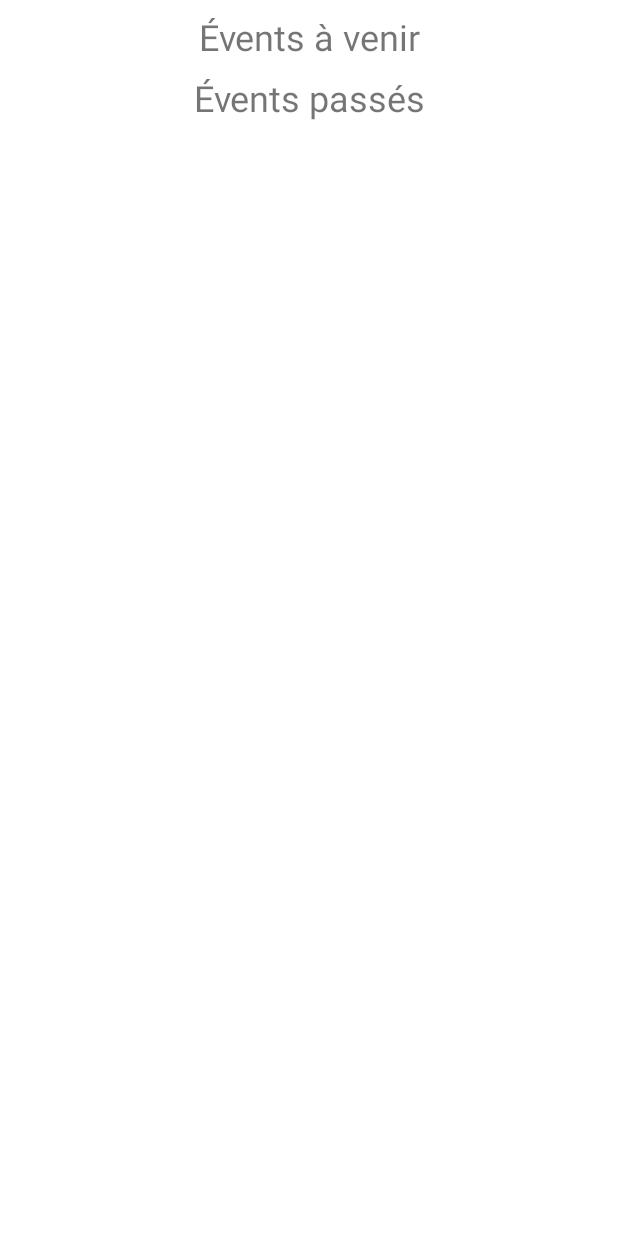
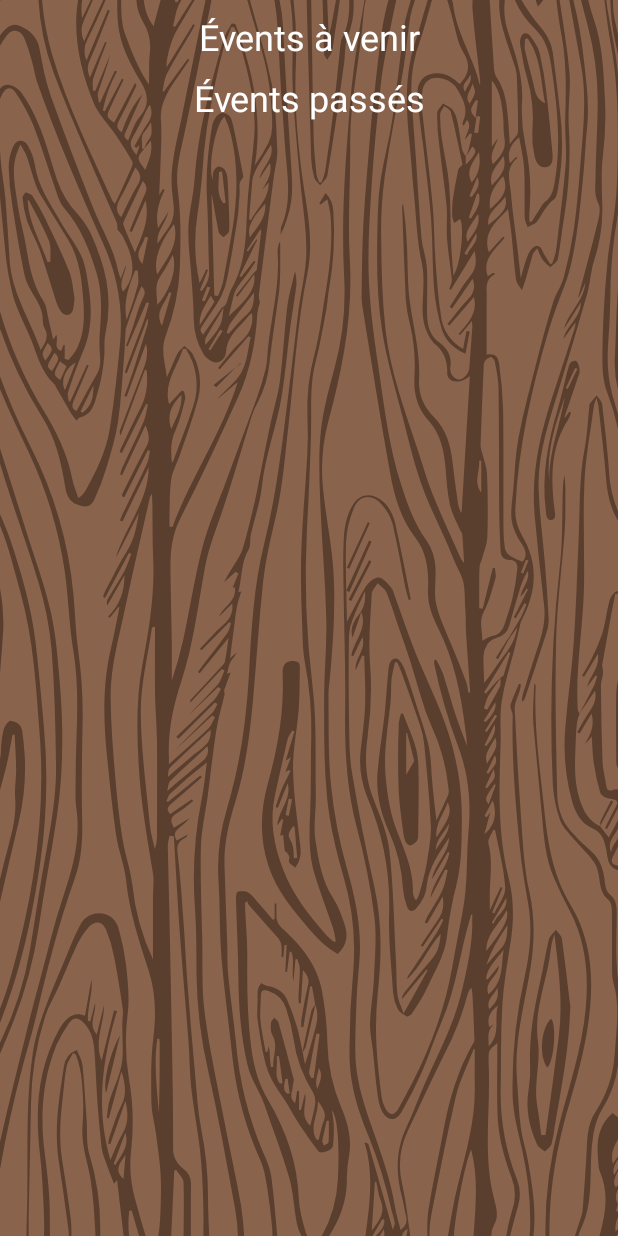
Before and after one commit to ptlc8/ListeWanted, an Android app: the layout fragment_events.xml on its own in the app's theme, with its tools: preview values and no code run, on a phone screen of 412 x 824 dp. Run offline under Robolectric (Android 15) with nearby library versions, the phone set to English and light mode, and no system bars.

Commit message:
application du fond partout + textes en blanc

```diff
--- a/app/src/main/res/layout/activity_start.xml
+++ b/app/src/main/res/layout/activity_start.xml
@@ -4,7 +4,7 @@
     xmlns:tools="http://schemas.android.com/tools"
     android:layout_width="match_parent"
     android:layout_height="match_parent"
-    android:background="@color/dark_color"
+    android:background="@drawable/background"
     tools:context=".ui.StartActivity">
 
     <ImageView
--- a/app/src/main/res/layout/fragment_defis.xml
+++ b/app/src/main/res/layout/fragment_defis.xml
@@ -5,7 +5,8 @@
     tools:context=".ui.defis.DefisFragment"
     android:id="@+id/swipe2refresh"
     android:layout_width="match_parent"
-    android:layout_height="match_parent">
+    android:layout_height="match_parent"
+    android:background="@drawable/background">
 
     <LinearLayout
         android:layout_width="match_parent"
--- a/app/src/main/res/layout/fragment_events.xml
+++ b/app/src/main/res/layout/fragment_events.xml
@@ -5,7 +5,8 @@
     android:id="@+id/swipe2refresh"
     android:layout_width="match_parent"
     android:layout_height="match_parent"
-    android:orientation="vertical" >
+    android:orientation="vertical"
+    android:background="@drawable/background" >
 
     <ScrollView
         android:layout_width="match_parent"
--- a/app/src/main/res/layout/fragment_partnerships.xml
+++ b/app/src/main/res/layout/fragment_partnerships.xml
@@ -7,7 +7,8 @@
     android:id="@+id/swipe2refresh"
     android:layout_width="match_parent"
     android:layout_height="match_parent"
-    android:orientation="vertical">
+    android:orientation="vertical"
+    android:background="@drawable/background">
 
     <LinearLayout
         android:layout_width="match_parent"
--- a/app/src/main/res/layout/view_defi.xml
+++ b/app/src/main/res/layout/view_defi.xml
@@ -3,7 +3,7 @@
     xmlns:app="http://schemas.android.com/apk/res-auto"
     android:layout_width="match_parent"
     android:layout_height="wrap_content"
-    android:padding="1dp"
+    android:padding="4dp"
     android:orientation="horizontal">
 
     <LinearLayout
--- a/app/src/main/res/layout/view_event.xml
+++ b/app/src/main/res/layout/view_event.xml
@@ -14,7 +14,8 @@
         android:layout_alignBottom="@id/data_event"
         android:scaleType="centerCrop"
         android:background="@color/main"
-        android:alpha="0.5" />
+        app:tint="#bbbbbb"
+        android:tintMode="multiply" />
     <LinearLayout
         android:id="@+id/data_event"
         android:layout_width="match_parent"
--- a/app/src/main/res/layout/view_partnership.xml
+++ b/app/src/main/res/layout/view_partnership.xml
@@ -1,5 +1,6 @@
 <?xml version="1.0" encoding="utf-8"?>
 <RelativeLayout xmlns:android="http://schemas.android.com/apk/res/android"
+    xmlns:app="http://schemas.android.com/apk/res-auto"
     android:orientation="horizontal"
     android:layout_width="match_parent"
     android:layout_height="wrap_content"
@@ -13,7 +14,8 @@
         android:layout_alignBottom="@id/data_partnership"
         android:scaleType="centerInside"
         android:background="@color/main"
-        android:alpha="0.75" />
+        app:tint="#bbbbbb"
+        android:tintMode="multiply" />
     <LinearLayout
         android:id="@+id/data_partnership"
         android:layout_width="match_parent"
--- a/app/src/main/res/values-night/themes.xml
+++ b/app/src/main/res/values-night/themes.xml
@@ -11,5 +11,7 @@
         <item name="colorOnSecondary">@color/white</item>
         <!-- Status bar color. -->
         <item name="android:statusBarColor" tools:targetApi="l">@color/dark_color</item>
+        <!-- Text color -->
+        <item name="android:textColor">@color/white</item>
     </style>
 </resources>
--- a/app/src/main/res/values/themes.xml
+++ b/app/src/main/res/values/themes.xml
@@ -11,6 +11,8 @@
         <item name="colorOnSecondary">@color/black</item>
         <!-- Status bar color. -->
         <item name="android:statusBarColor" tools:targetApi="l">@color/dark_color</item>
+        <!-- Text color -->
+        <item name="android:textColor">@color/white</item>
     </style>
 
     <style name="Theme.ListeWanted.NoActionBar">
```
